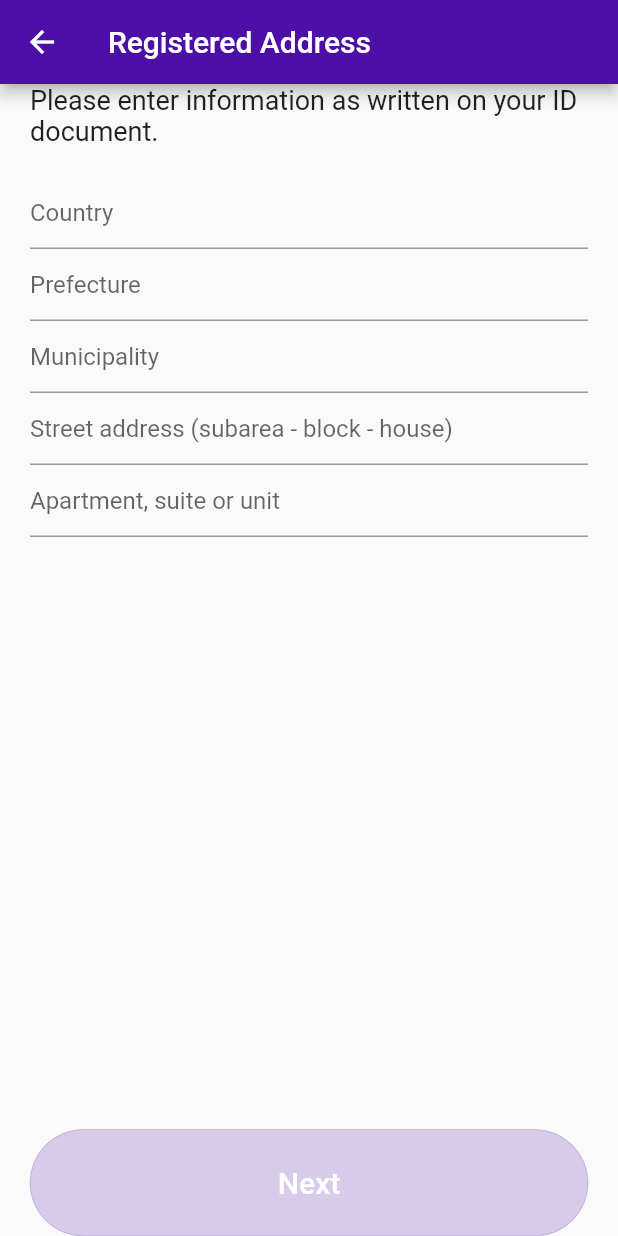
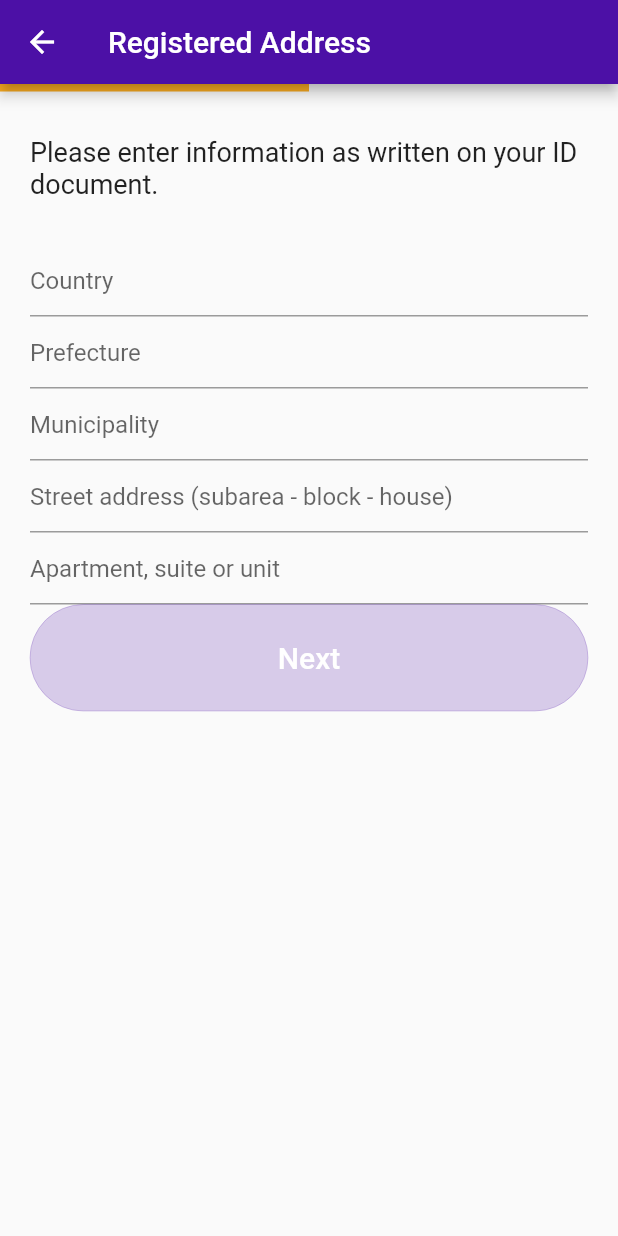
Before and after one commit to hungrymissilepod/gigabank-flutter-assignment, a Flutter app: the screen it shows after launch, after a tap on "Add address", on a phone screen of 412 x 824 dp. Run offline on Flutter 3.47's test engine with Material 2 defaults, Android fonts, the phone set to English and light mode, and no system bars; drawn by our look-alikes of percent_indicator.

Commit message:
feat: Added progress bar

```diff
--- a/lib/address/address_screen.dart
+++ b/lib/address/address_screen.dart
@@ -1,6 +1,7 @@
 import 'package:flutter/material.dart';
 import 'package:flutterassignment/address/ui/button.dart';
 import 'package:flutterassignment/strings.dart';
+import 'package:percent_indicator/linear_percent_indicator.dart';
 
 class AddressScreen extends StatefulWidget {
   const AddressScreen({super.key, required this.title});
@@ -20,26 +21,32 @@ class _AddressScreenState extends State<AddressScreen> {
       appBar: AppBar(
         title: Text(addressScreenTitle),
       ),
-      body: SafeArea(
-        child: Padding(
-          padding: const EdgeInsets.symmetric(horizontal: 20),
-          child: Column(
-            mainAxisAlignment: MainAxisAlignment.spaceBetween,
+      body: Column(
+        // mainAxisAlignment: MainAxisAlignment.spaceBetween,
         crossAxisAlignment: CrossAxisAlignment.stretch,
         children: <Widget>[
-              /// TOOD: progress bar
+          LinearPercentIndicator(
+            padding: EdgeInsets.zero,
+            percent: 0.5,
+            progressColor: Theme.of(context).colorScheme.secondary,
+            backgroundColor: Colors.grey.shade100,
+          ),
           Container(
             child: Form(
               key: _formKey,
               child: Expanded(
                 child: SingleChildScrollView(
+                  child: Padding(
+                    padding: const EdgeInsets.symmetric(horizontal: 20),
                     child: Column(
                       mainAxisSize: MainAxisSize.min,
                       mainAxisAlignment: MainAxisAlignment.spaceEvenly,
                       crossAxisAlignment: CrossAxisAlignment.stretch,
                       children: <Widget>[
-                          Text(addressScreenBody),
-                          SizedBox(height: 20),
+                        Padding(
+                          padding: const EdgeInsets.symmetric(vertical: 30),
+                          child: Text(addressScreenBody),
+                        ),
                         TextFormField(
                           decoration: InputDecoration(
                             hintText: countryHint,
@@ -71,10 +78,14 @@ class _AddressScreenState extends State<AddressScreen> {
                 ),
               ),
             ),
-              Button(),
-            ],
+          ),
+          SafeArea(
+            child: Padding(
+              padding: const EdgeInsets.symmetric(horizontal: 20),
+              child: Button(),
             ),
           ),
+        ],
       ),
     );
   }
--- a/lib/constants.dart
+++ b/lib/constants.dart
@@ -1,3 +1,5 @@
 import 'package:flutter/material.dart';
 
 const Color primaryColor = Color(0xff4c10a6);
+const Color progressBarColor = Color(0xfffaab20);
+const Color textFieldUnderlineColor = Color(0xffbde6c8);
--- a/lib/main.dart
+++ b/lib/main.dart
@@ -16,6 +16,8 @@ class MyApp extends StatelessWidget {
       theme: ThemeData(
           colorScheme: ColorScheme.fromSwatch().copyWith(
             primary: primaryColor,
+            secondary: progressBarColor,
+            tertiary: textFieldUnderlineColor,
           ),
           disabledColor: primaryColor.withOpacity(0.2),
           textTheme: TextTheme(
--- a/pubspec.yaml
+++ b/pubspec.yaml
@@ -36,6 +36,7 @@ dependencies:
   # The following adds the Cupertino Icons font to your application.
   # Use with the CupertinoIcons class for iOS style icons.
   cupertino_icons: ^1.0.2
+  percent_indicator: ^4.2.3
 
 dev_dependencies:
   flutter_test:
```
Also changed, not shown: pubspec.lock. Lines whose indentation alone changed are shown as unchanged.
